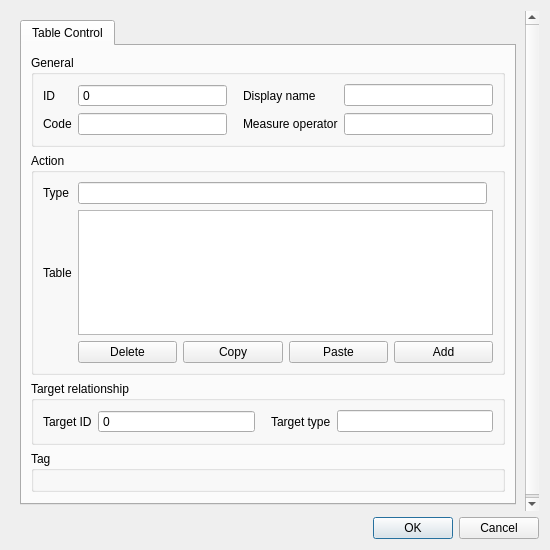
First picture: the form in threedi_schematisation_editor/forms/ui/table_control.ui, repository nens/threedi-schematisation-editor, before the edit.
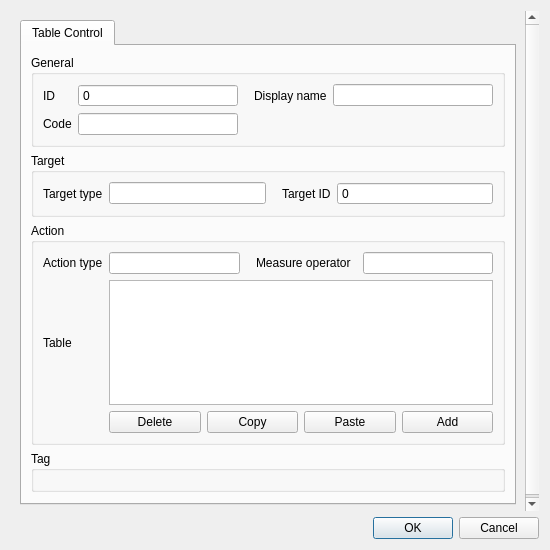
Second picture: the form after the edit.

```diff
--- a/threedi_schematisation_editor/forms/ui/table_control.ui
+++ b/threedi_schematisation_editor/forms/ui/table_control.ui
@@ -48,7 +48,7 @@
            <string>Table Control</string>
           </attribute>
           <layout class="QGridLayout" name="gridLayout_18">
-           <item row="1" column="0">
+           <item row="2" column="0">
             <widget class="QGroupBox" name="grp_action">
              <property name="locale">
               <locale language="English" country="UnitedStates"/>
@@ -60,7 +60,87 @@
               <string>Action</string>
              </property>
              <layout class="QGridLayout" name="gridLayout_3">
-              <item row="1" column="1" colspan="2">
+              <item row="0" column="2">
+               <widget class="QLabel" name="label_4">
+                <property name="text">
+                 <string>Measure operator</string>
+                </property>
+                <property name="indent">
+                 <number>10</number>
+                </property>
+               </widget>
+              </item>
+              <item row="0" column="4">
+               <widget class="QLineEdit" name="measure_operator"/>
+              </item>
+              <item row="0" column="0">
+               <widget class="QLabel" name="label_5">
+                <property name="locale">
+                 <locale language="English" country="UnitedStates"/>
+                </property>
+                <property name="inputMethodHints">
+                 <set>Qt::ImhNone</set>
+                </property>
+                <property name="text">
+                 <string>Action type</string>
+                </property>
+                <property name="alignment">
+                 <set>Qt::AlignLeading|Qt::AlignLeft|Qt::AlignVCenter</set>
+                </property>
+               </widget>
+              </item>
+              <item row="3" column="1" colspan="4">
+               <layout class="QHBoxLayout" name="horizontalLayout">
+                <property name="bottomMargin">
+                 <number>0</number>
+                </property>
+                <item>
+                 <widget class="QPushButton" name="action_table_table_delete">
+                  <property name="toolTip">
+                   <string>Delete selected rows</string>
+                  </property>
+                  <property name="text">
+                   <string>Delete</string>
+                  </property>
+                 </widget>
+                </item>
+                <item>
+                 <widget class="QPushButton" name="action_table_table_copy">
+                  <property name="text">
+                   <string>Copy</string>
+                  </property>
+                 </widget>
+                </item>
+                <item>
+                 <widget class="QPushButton" name="action_table_table_paste">
+                  <property name="toolTip">
+                   <string>Paste rows from clipboard</string>
+                  </property>
+                  <property name="text">
+                   <string>Paste</string>
+                  </property>
+                 </widget>
+                </item>
+                <item>
+                 <widget class="QPushButton" name="action_table_table_add">
+                  <property name="toolTip">
+                   <string>Add new row</string>
+                  </property>
+                  <property name="text">
+                   <string>Add</string>
+                  </property>
+                 </widget>
+                </item>
+               </layout>
+              </item>
+              <item row="2" column="0">
+               <widget class="QLabel" name="table_label">
+                <property name="text">
+                 <string>Table</string>
+                </property>
+               </widget>
+              </item>
+              <item row="2" column="1" colspan="4">
                <widget class="QTableWidget" name="action_table_table">
                 <property name="minimumSize">
                  <size>
@@ -90,99 +170,12 @@
                 </attribute>
                </widget>
               </item>
-              <item row="1" column="0">
-               <widget class="QLabel" name="table_label">
-                <property name="text">
-                 <string>Table</string>
-                </property>
-               </widget>
-              </item>
-              <item row="2" column="1" colspan="2">
-               <layout class="QHBoxLayout" name="horizontalLayout">
-                <property name="bottomMargin">
-                 <number>0</number>
-                </property>
-                <item>
-                 <widget class="QPushButton" name="action_table_table_delete">
-                  <property name="toolTip">
-                   <string>Delete selected rows</string>
-                  </property>
-                  <property name="text">
-                   <string>Delete</string>
-                  </property>
-                 </widget>
-                </item>
-                <item>
-                 <widget class="QPushButton" name="action_table_table_copy">
-                  <property name="text">
-                   <string>Copy</string>
-                  </property>
-                 </widget>
-                </item>
-                <item>
-                 <widget class="QPushButton" name="action_table_table_paste">
-                  <property name="toolTip">
-                   <string>Paste rows from clipboard</string>
-                  </property>
-                  <property name="text">
-                   <string>Paste</string>
-                  </property>
-                 </widget>
-                </item>
-                <item>
-                 <widget class="QPushButton" name="action_table_table_add">
-                  <property name="toolTip">
-                   <string>Add new row</string>
-                  </property>
-                  <property name="text">
-                   <string>Add</string>
-                  </property>
-                 </widget>
-                </item>
-               </layout>
-              </item>
-              <item row="0" column="0">
-               <widget class="QLabel" name="label_5">
-                <property name="locale">
-                 <locale language="English" country="UnitedStates"/>
-                </property>
-                <property name="inputMethodHints">
-                 <set>Qt::ImhNone</set>
-                </property>
-                <property name="text">
-                 <string>Type</string>
-                </property>
-                <property name="alignment">
-                 <set>Qt::AlignLeading|Qt::AlignLeft|Qt::AlignVCenter</set>
-                </property>
-               </widget>
-              </item>
               <item row="0" column="1">
-               <layout class="QGridLayout" name="gridLayout_12">
-                <property name="bottomMargin">
-                 <number>0</number>
-                </property>
-                <item row="0" column="0">
-                 <widget class="QLineEdit" name="action_type"/>
-                </item>
-               </layout>
+               <widget class="QLineEdit" name="action_type"/>
               </item>
              </layout>
             </widget>
            </item>
-           <item row="4" column="0">
-            <spacer name="verticalSpacer_3">
-             <property name="orientation">
-              <enum>Qt::Vertical</enum>
-             </property>
-             <property name="sizeHint" stdset="0">
-              <size>
-               <width>20</width>
-               <height>40</height>
-              </size>
-             </property>
-            </spacer>
-           </item>
            <item row="0" column="0">
             <widget class="QGroupBox" name="grp_general">
              <property name="enabled">
@@ -195,9 +188,6 @@
               <string>General</string>
              </property>
              <layout class="QGridLayout" name="gridLayout_2">
-              <item row="1" column="3">
-               <widget class="QLineEdit" name="measure_operator"/>
-              </item>
               <item row="0" column="1">
                <widget class="QSpinBox" name="id">
                 <property name="locale">
@@ -252,16 +242,6 @@
                 </property>
                </widget>
               </item>
-              <item row="1" column="2">
-               <widget class="QLabel" name="label_4">
-                <property name="text">
-                 <string>Measure operator</string>
-                </property>
-                <property name="indent">
-                 <number>10</number>
-                </property>
-               </widget>
-              </item>
               <item row="0" column="0">
                <widget class="QLabel" name="label">
                 <property name="locale">
@@ -310,89 +290,7 @@
              </layout>
             </widget>
            </item>
-           <item row="2" column="0">
-            <widget class="QGroupBox" name="grp_target">
-             <property name="enabled">
-              <bool>true</bool>
-             </property>
-             <property name="locale">
-              <locale language="English" country="UnitedStates"/>
-             </property>
-             <property name="title">
-              <string>Target relationship</string>
-             </property>
-             <layout class="QGridLayout" name="gridLayout_4">
-              <item row="0" column="2">
-               <widget class="QLabel" name="label_16">
-                <property name="locale">
-                 <locale language="English" country="UnitedStates"/>
-                </property>
-                <property name="text">
-                 <string>Target type</string>
-                </property>
-                <property name="alignment">
-                 <set>Qt::AlignLeading|Qt::AlignLeft|Qt::AlignVCenter</set>
-                </property>
-                <property name="indent">
-                 <number>10</number>
-                </property>
-               </widget>
-              </item>
-              <item row="0" column="1">
-               <widget class="QSpinBox" name="target_id">
-                <property name="sizePolicy">
-                 <sizepolicy hsizetype="Expanding" vsizetype="Fixed">
-                  <horstretch>0</horstretch>
-                  <verstretch>0</verstretch>
-                 </sizepolicy>
-                </property>
-                <property name="locale">
-                 <locale language="English" country="UnitedStates"/>
-                </property>
-                <property name="readOnly">
-                 <bool>true</bool>
-                </property>
-                <property name="buttonSymbols">
-                 <enum>QAbstractSpinBox::NoButtons</enum>
-                </property>
-                <property name="maximum">
-                 <number>999999999</number>
-                </property>
-                <property name="showClearButton" stdset="0">
-                 <bool>true</bool>
-                </property>
-                <property name="clearValue" stdset="0">
-                 <bool>true</bool>
-                </property>
-                <property name="expressionsEnabled" stdset="0">
-                 <bool>false</bool>
-                </property>
-               </widget>
-              </item>
-              <item row="0" column="0">
-               <widget class="QLabel" name="label_7">
-                <property name="locale">
-                 <locale language="English" country="UnitedStates"/>
-                </property>
-                <property name="text">
-                 <string>Target ID</string>
-                </property>
-                <property name="alignment">
-                 <set>Qt::AlignLeading|Qt::AlignLeft|Qt::AlignVCenter</set>
-                </property>
-               </widget>
-              </item>
-              <item row="0" column="3">
-               <widget class="QLineEdit" name="target_type">
-                <property name="readOnly">
-                 <bool>true</bool>
-                </property>
-               </widget>
-              </item>
-             </layout>
-            </widget>
-           </item>
-           <item row="3" column="0">
+           <item row="4" column="0">
             <widget class="QGroupBox" name="grp_tag">
              <property name="font">
               <font>
@@ -410,6 +308,104 @@
              </layout>
             </widget>
            </item>
+           <item row="5" column="0">
+            <spacer name="verticalSpacer_3">
+             <property name="orientation">
+              <enum>Qt::Vertical</enum>
+             </property>
+             <property name="sizeHint" stdset="0">
+              <size>
+               <width>20</width>
+               <height>40</height>
+              </size>
+             </property>
+            </spacer>
+           </item>
+           <item row="1" column="0">
+            <widget class="QGroupBox" name="grp_target">
+             <property name="enabled">
+              <bool>true</bool>
+             </property>
+             <property name="locale">
+              <locale language="English" country="UnitedStates"/>
+             </property>
+             <property name="title">
+              <string>Target</string>
+             </property>
+             <layout class="QGridLayout" name="gridLayout_4">
+              <item row="0" column="2">
+               <widget class="QLabel" name="label_16">
+                <property name="locale">
+                 <locale language="English" country="UnitedStates"/>
+                </property>
+                <property name="text">
+                 <string>Target type</string>
+                </property>
+                <property name="alignment">
+                 <set>Qt::AlignLeading|Qt::AlignLeft|Qt::AlignVCenter</set>
+                </property>
+                <property name="indent">
+                 <number>-1</number>
+                </property>
+               </widget>
+              </item>
+              <item row="0" column="4">
+               <widget class="QLabel" name="label_7">
+                <property name="locale">
+                 <locale language="English" country="UnitedStates"/>
+                </property>
+                <property name="text">
+                 <string>Target ID</string>
+                </property>
+                <property name="alignment">
+                 <set>Qt::AlignLeading|Qt::AlignLeft|Qt::AlignVCenter</set>
+                </property>
+                <property name="indent">
+                 <number>10</number>
+                </property>
+               </widget>
+              </item>
+              <item row="0" column="3">
+               <widget class="QLineEdit" name="target_type">
+                <property name="readOnly">
+                 <bool>true</bool>
+                </property>
+               </widget>
+              </item>
+              <item row="0" column="5">
+               <widget class="QSpinBox" name="target_id">
+                <property name="sizePolicy">
+                 <sizepolicy hsizetype="Expanding" vsizetype="Fixed">
+                  <horstretch>0</horstretch>
+                  <verstretch>0</verstretch>
+                 </sizepolicy>
+                </property>
+                <property name="locale">
+                 <locale language="English" country="UnitedStates"/>
+                </property>
+                <property name="readOnly">
+                 <bool>true</bool>
+                </property>
+                <property name="buttonSymbols">
+                 <enum>QAbstractSpinBox::NoButtons</enum>
+                </property>
+                <property name="maximum">
+                 <number>999999999</number>
+                </property>
+                <property name="showClearButton" stdset="0">
+                 <bool>true</bool>
+                </property>
+                <property name="clearValue" stdset="0">
+                 <bool>true</bool>
+                </property>
+                <property name="expressionsEnabled" stdset="0">
+                 <bool>false</bool>
+                </property>
+               </widget>
+              </item>
+             </layout>
+            </widget>
+           </item>
           </layout>
          </widget>
         </widget>
```
